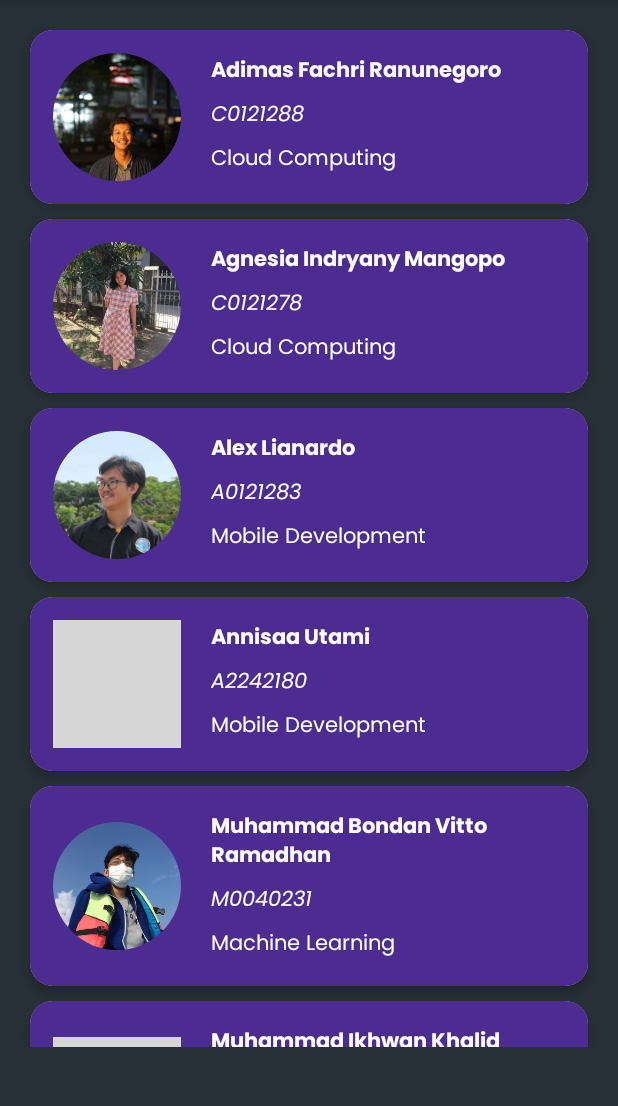
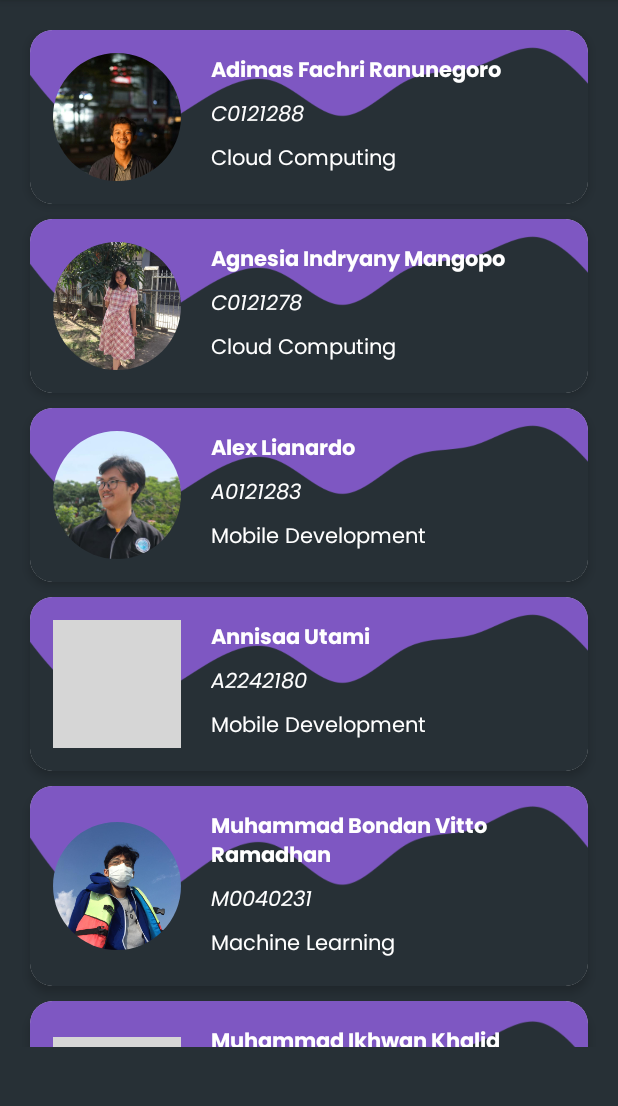
Before and after one commit to aplawtech/aplod, an Android app: the fragment MemberFragment shown on its own in the app's theme, on a phone screen of 412 x 824 dp, the part 84-1190 px from its top. Run offline under Robolectric (Android 15) with nearby library versions, the phone set to English and light mode, and no system bars; our stand-ins replace CircleImageView; grey boxes are pictures that could not be loaded.

Commit message:
Update item_member.xml
change background item member

```diff
--- a/app/src/main/res/layout/item_member.xml
+++ b/app/src/main/res/layout/item_member.xml
@@ -14,7 +14,7 @@
 
     <androidx.constraintlayout.widget.ConstraintLayout
         android:id="@+id/item_container"
-        android:background="@color/purple_dark"
+        android:background="@drawable/bg_recyclerview_item"
         android:layout_width="match_parent"
         android:layout_height="wrap_content"
         android:padding="15dp">
```
